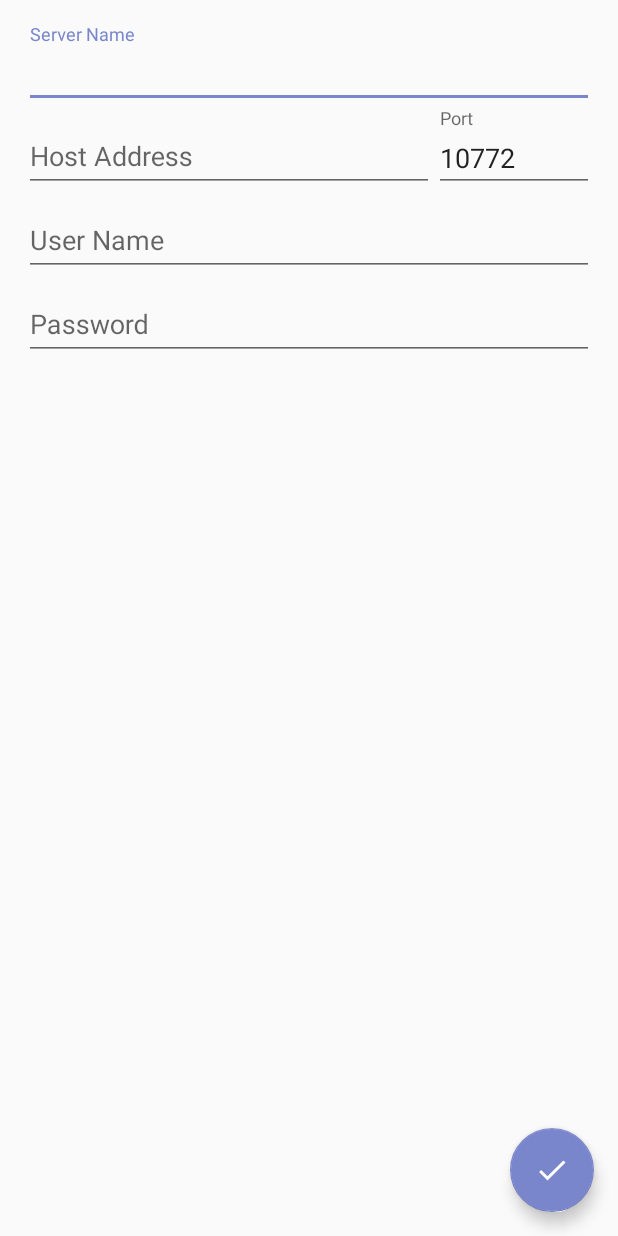
After one commit to mizucoffee/DD-122, an Android app: the layout activity_edit_server.xml on its own in the app's theme, with its tools: preview values and no code run, on a phone screen of 412 x 824 dp. The commit adds this screen. Run offline under Robolectric (Android 15) with nearby library versions, the phone set to English and light mode, and no system bars.

```diff
--- a/app/src/main/java/net/mizucoffee/hatsuyuki_chinachu/selectserver/SelectServerInteractor.java
+++ b/app/src/main/java/net/mizucoffee/hatsuyuki_chinachu/selectserver/SelectServerInteractor.java
@@ -1,6 +1,4 @@
 package net.mizucoffee.hatsuyuki_chinachu.selectserver;
-
-import android.content.SharedPreferences;
 
 import net.mizucoffee.hatsuyuki_chinachu.model.ServerConnection;
 
@@ -15,5 +13,6 @@ public interface SelectServerInteractor {
         void onSuccess(ArrayList<ServerConnection> sc);
         void onNotFound();
     }
-    void load(SharedPreferences data, OnLoadFinishedListener listener);
+    void load(OnLoadFinishedListener listener);
+    void delete(int position);
 }
--- a/app/src/main/java/net/mizucoffee/hatsuyuki_chinachu/selectserver/SelectServerPresenter.java
+++ b/app/src/main/java/net/mizucoffee/hatsuyuki_chinachu/selectserver/SelectServerPresenter.java
@@ -1,10 +1,12 @@
 package net.mizucoffee.hatsuyuki_chinachu.selectserver;
+
+import android.view.View;
 
 /**
  * Created by mizucoffee on 12/20/16.
  */
 
-public interface SelectServerPresenter {
+public interface SelectServerPresenter extends View.OnClickListener,OnListMenuItemClickListener {
     void onDestroy();
     void getList();
     void intentAdd();
--- /dev/null
+++ b/app/src/main/res/layout/activity_edit_server.xml
@@ -0,0 +1,113 @@
+<?xml version="1.0" encoding="utf-8"?>
+<FrameLayout xmlns:android="http://schemas.android.com/apk/res/android"
+    xmlns:tools="http://schemas.android.com/tools"
+    xmlns:app="http://schemas.android.com/apk/res-auto"
+    android:id="@+id/activity_add_server"
+    android:layout_width="match_parent"
+    android:layout_height="match_parent"
+    tools:context="net.mizucoffee.hatsuyuki_chinachu.selectserver.addserver.AddServerActivity">
+
+    <LinearLayout
+        android:layout_width="match_parent"
+        android:layout_height="match_parent"
+        android:orientation="vertical"
+        android:paddingBottom="@dimen/activity_vertical_margin"
+        android:paddingLeft="@dimen/activity_horizontal_margin"
+        android:paddingRight="@dimen/activity_horizontal_margin"
+        android:paddingTop="@dimen/activity_vertical_margin">
+
+
+        <android.support.design.widget.TextInputLayout
+            android:layout_width="match_parent"
+            android:layout_height="wrap_content"
+            >
+
+            <android.support.v7.widget.AppCompatEditText
+                android:layout_width="match_parent"
+                android:layout_height="wrap_content"
+                android:inputType="text"
+                android:hint="@string/server_name"
+                android:id="@+id/nameEt" />
+
+        </android.support.design.widget.TextInputLayout>
+
+        <LinearLayout
+            android:layout_width="match_parent"
+            android:layout_height="wrap_content"
+            android:orientation="horizontal">
+
+            <android.support.design.widget.TextInputLayout
+                android:layout_width="0dp"
+                android:layout_height="wrap_content"
+                android:layout_weight="1"
+                >
+
+                <android.support.v7.widget.AppCompatEditText
+                    android:layout_width="match_parent"
+                    android:layout_height="wrap_content"
+                    android:hint="@string/host_address"
+                    android:inputType="text"
+                    android:ems="5"
+                    android:id="@+id/hostEt"
+                    />
+
+            </android.support.design.widget.TextInputLayout>
+
+            <android.support.design.widget.TextInputLayout
+                android:layout_width="wrap_content"
+                android:layout_height="wrap_content"
+                >
+
+                <android.support.v7.widget.AppCompatEditText
+                    android:layout_width="wrap_content"
+                    android:layout_height="wrap_content"
+                    android:inputType="numberDecimal"
+                    android:text="@string/default_port"
+                    android:hint="@string/port"
+                    android:ems="5"
+                    android:id="@+id/portEt" />
+
+            </android.support.design.widget.TextInputLayout>
+        </LinearLayout>
+
+        <android.support.design.widget.TextInputLayout
+            android:layout_width="match_parent"
+            android:layout_height="wrap_content"
+            >
+
+            <android.support.v7.widget.AppCompatEditText
+                android:layout_width="match_parent"
+                android:layout_height="wrap_content"
+                android:inputType="text"
+                android:hint="@string/username"
+                android:id="@+id/userNameEt" />
+
+        </android.support.design.widget.TextInputLayout>
+
+        <android.support.design.widget.TextInputLayout
+            android:layout_width="match_parent"
+            android:layout_height="wrap_content"
+            >
+
+            <android.support.v7.widget.AppCompatEditText
+                android:layout_width="match_parent"
+                android:layout_height="wrap_content"
+                android:inputType="textPassword"
+                android:hint="@string/password"
+                android:id="@+id/passWordEt" />
+
+        </android.support.design.widget.TextInputLayout>
+
+    </LinearLayout>
+
+    <android.support.design.widget.FloatingActionButton
+        android:layout_width="wrap_content"
+        android:layout_height="wrap_content"
+        android:clickable="true"
+        android:layout_margin="@dimen/fab_margin"
+        android:layout_gravity="bottom|end"
+        app:srcCompat="@drawable/ic_done"
+        android:id="@+id/fab" />
+
+
+</FrameLayout>
```
Also changed, not shown: app/src/main/java/net/mizucoffee/hatsuyuki_chinachu/selectserver/OnListMenuItemClickListener.java (added, +7 -0 lines), app/src/main/java/net/mizucoffee/hatsuyuki_chinachu/selectserver/SelectServerActivity.java (+16 -10 lines), app/src/main/java/net/mizucoffee/hatsuyuki_chinachu/selectserver/SelectServerCardRecyclerAdapter.java (+28 -6 lines), app/src/main/java/net/mizucoffee/hatsuyuki_chinachu/selectserver/SelectServerCardRecyclerView.java (deleted, +0 -26 lines), app/src/main/java/net/mizucoffee/hatsuyuki_chinachu/selectserver/SelectServerInteractorImpl.java (+16 -15 lines), app/src/main/java/net/mizucoffee/hatsuyuki_chinachu/selectserver/SelectServerPresenterImpl.java (+23 -6 lines), app/src/main/java/net/mizucoffee/hatsuyuki_chinachu/selectserver/addserver/AddServerInteractorImpl.java (+4 -8 lines), app/src/main/java/net/mizucoffee/hatsuyuki_chinachu/selectserver/addserver/EditServerActivity.java (added, +87 -0 lines), app/src/main/java/net/mizucoffee/hatsuyuki_chinachu/tools/DataManager.java (added, +74 -0 lines), app/src/main/res/drawable/ic_dots.xml (added, +9 -0 lines), app/src/main/res/layout/select_server_card_layout.xml (+21 -15 lines), app/src/main/res/menu/select_popup_menu.xml (added, +15 -0 lines).
